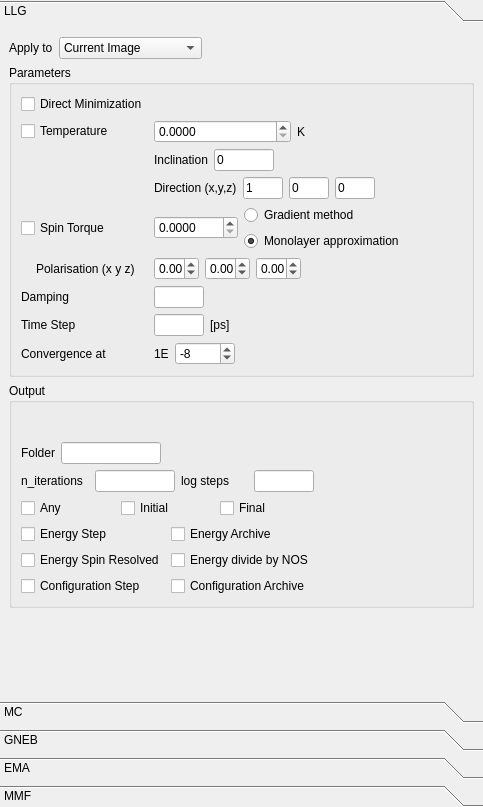
spirit-code/spirit, file ui-cpp/ui-qt/ui/ParametersWidget.ui: the form before one commit.
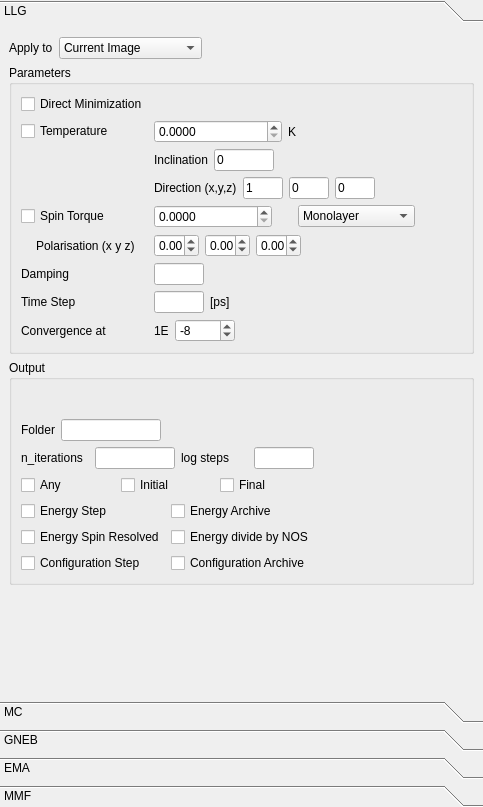
The form after the commit. The open tabs and pages were chosen to show the change.

Commit message:
UI-QT: update spin currents widget
Was previously using the deprecated LLG_{Get,Set}_STT functions
from the C API.
Migrated to  LLG_{Get,Set}_Spin_Current functons.

Also changed the UI such that it now uses a Combo box to select the
model.

The edit to the form file:
```diff
--- a/ui-cpp/ui-qt/ui/ParametersWidget.ui
+++ b/ui-cpp/ui-qt/ui/ParametersWidget.ui
@@ -90,8 +90,8 @@
            <rect>
             <x>0</x>
             <y>0</y>
-            <width>533</width>
-            <height>684</height>
+            <width>483</width>
+            <height>662</height>
            </rect>
           </property>
           <property name="sizePolicy">
@@ -426,6 +426,27 @@
               </item>
               <item row="5" column="1">
                <layout class="QGridLayout" name="gridLayout_65">
+                <item row="0" column="3">
+                 <layout class="QGridLayout" name="gridLayout_16">
+                  <item row="0" column="0">
+                   <widget class="QComboBox" name="comboBox_spin_current_model">
+                    <property name="editable">
+                     <bool>false</bool>
+                    </property>
+                    <item>
+                     <property name="text">
+                      <string>Monolayer</string>
+                     </property>
+                    </item>
+                    <item>
+                     <property name="text">
+                      <string>Gradient</string>
+                     </property>
+                    </item>
+                   </widget>
+                  </item>
+                 </layout>
+                </item>
                 <item row="0" column="1">
                  <widget class="QDoubleSpinBox" name="doubleSpinBox_llg_stt_magnitude">
                   <property name="decimals">
@@ -439,43 +460,22 @@
                   </property>
                  </widget>
                 </item>
-                <item row="0" column="3">
+                <item row="0" column="2">
                  <spacer name="horizontalSpacer_46">
                   <property name="orientation">
                    <enum>Qt::Horizontal</enum>
                   </property>
+                  <property name="sizeType">
+                   <enum>QSizePolicy::Fixed</enum>
+                  </property>
                   <property name="sizeHint" stdset="0">
                    <size>
-                    <width>40</width>
+                    <width>20</width>
                     <height>20</height>
                    </size>
                   </property>
                  </spacer>
                 </item>
-                <item row="0" column="2">
-                 <layout class="QGridLayout" name="gridLayout_16">
-                  <item row="0" column="0">
-                   <widget class="QRadioButton" name="radioButton_stt_gradient">
-                    <property name="text">
-                     <string>Gradient method</string>
-                    </property>
-                    <property name="checked">
-                     <bool>false</bool>
-                    </property>
-                   </widget>
-                  </item>
-                  <item row="1" column="0">
-                   <widget class="QRadioButton" name="radioButton_stt_monolayer">
-                    <property name="text">
-                     <string>Monolayer approximation</string>
-                    </property>
-                    <property name="checked">
-                     <bool>true</bool>
-                    </property>
-                   </widget>
-                  </item>
-                 </layout>
-                </item>
                </layout>
               </item>
               <item row="3" column="1">
```
Left out of the diff: 12 changed lines with no effect on the pictures. The commit also changes 1 other file.
